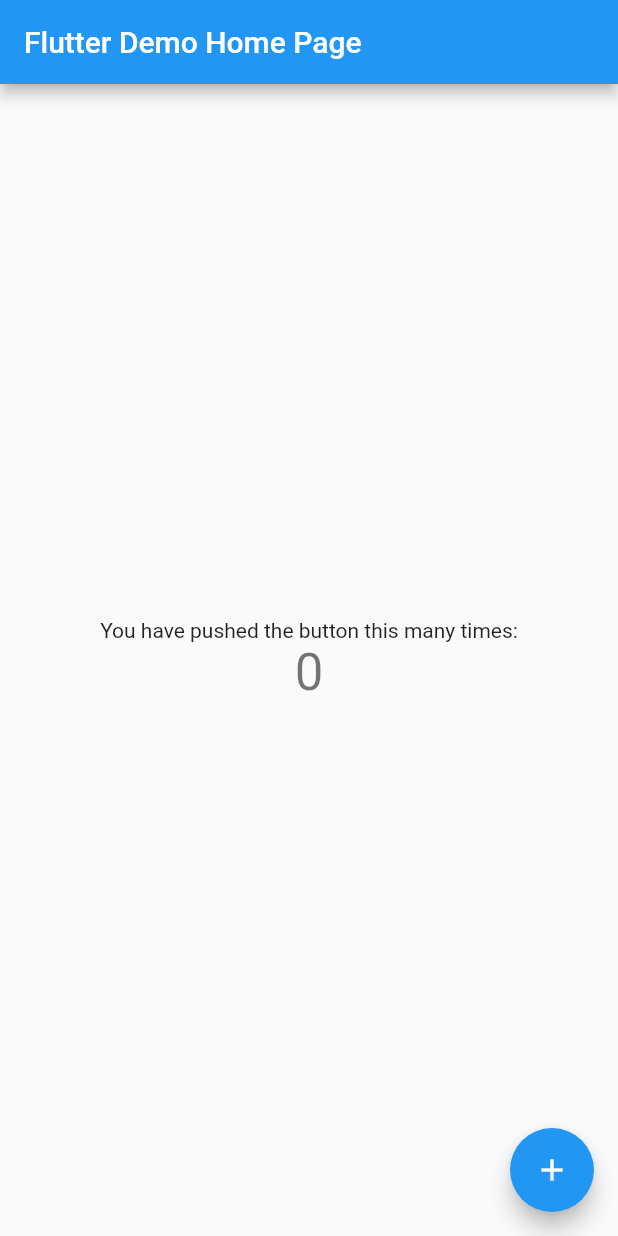
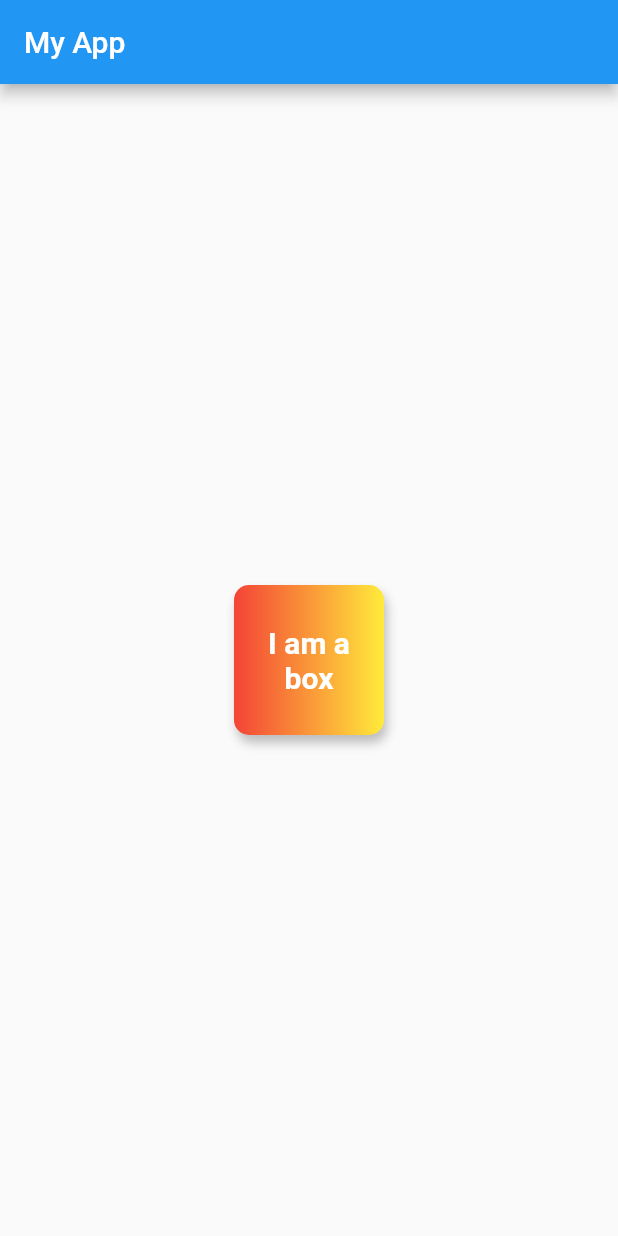
Before and after one commit to NuzhatProgga/myapp, a Flutter app: the screen it shows after launch, on a phone screen of 412 x 824 dp. Run offline on Flutter 3.47's test engine with Material 2 defaults, Android fonts, the phone set to English and light mode, and no system bars.

Commit message:
add container, design a box with text

```diff
--- a/lib/main.dart
+++ b/lib/main.dart
@@ -1,115 +1,54 @@
+// ignore_for_file: prefer_const_constructors, prefer_const_literals_to_create_immutables
+
 import 'package:flutter/material.dart';
 
 void main() {
-  runApp(const MyApp());
+  runApp(MaterialApp(
+    title: "My App",
+    home: HomePage(),
+  ));
 }
 
-class MyApp extends StatelessWidget {
-  const MyApp({Key? key}) : super(key: key);
+class HomePage extends StatelessWidget {
+  // ignore: prefer_const_constructors_in_immutables
+  HomePage({Key? key}) : super(key: key);
 
-  // This widget is the root of your application.
   @override
   Widget build(BuildContext context) {
-    return MaterialApp(
-      title: 'Flutter Demo',
-      theme: ThemeData(
-        // This is the theme of your application.
-        //
-        // Try running your application with "flutter run". You'll see the
-        // application has a blue toolbar. Then, without quitting the app, try
-        // changing the primarySwatch below to Colors.green and then invoke
-        // "hot reload" (press "r" in the console where you ran "flutter run",
-        // or simply save your changes to "hot reload" in a Flutter IDE).
-        // Notice that the counter didn't reset back to zero; the application
-        // is not restarted.
-        primarySwatch: Colors.blue,
+    return Scaffold(
+      appBar: AppBar(
+        title: Text("My App"),
       ),
-      home: const MyHomePage(title: 'Flutter Demo Home Page'),
+      body: Center(
+        child: Container(
+          padding: const EdgeInsets.all(8),
+          alignment: Alignment.center,
+          width: 100,
+          height: 100,
+          decoration: BoxDecoration(
+              borderRadius: BorderRadius.circular(10),
+              // ignore: prefer_const_literals_to_create_immutables
+              boxShadow: [
+                BoxShadow(
+                    color: Colors.grey.shade400,
+                    blurRadius: 5,
+                    offset: Offset(2.0, 5.0))
+              ],
+              color: Colors.amber,
+              gradient: LinearGradient(
+                colors: [Colors.red, Colors.yellow],
+              )),
+          child: Text(
+            "I am a box",
+            textAlign: TextAlign.center,
+            style: TextStyle(
+              color: Colors.white,
+              fontWeight: FontWeight.bold,
+              fontSize: 20,
+            ),
+          ),
+        ),
+      ),
     );
   }
 }
-
-class MyHomePage extends StatefulWidget {
-  const MyHomePage({Key? key, required this.title}) : super(key: key);
-
-  // This widget is the home page of your application. It is stateful, meaning
-  // that it has a State object (defined below) that contains fields that affect
-  // how it looks.
-
-  // This class is the configuration for the state. It holds the values (in this
-  // case the title) provided by the parent (in this case the App widget) and
-  // used by the build method of the State. Fields in a Widget subclass are
-  // always marked "final".
-
-  final String title;
-
-  @override
-  State<MyHomePage> createState() => _MyHomePageState();
-}
-
-class _MyHomePageState extends State<MyHomePage> {
-  int _counter = 0;
-
-  void _incrementCounter() {
-    setState(() {
-      // This call to setState tells the Flutter framework that something has
-      // changed in this State, which causes it to rerun the build method below
-      // so that the display can reflect the updated values. If we changed
-      // _counter without calling setState(), then the build method would not be
-      // called again, and so nothing would appear to happen.
-      _counter++;
-    });
-  }
-
-  @override
-  Widget build(BuildContext context) {
-    // This method is rerun every time setState is called, for instance as done
-    // by the _incrementCounter method above.
-    //
-    // The Flutter framework has been optimized to make rerunning build methods
-    // fast, so that you can just rebuild anything that needs updating rather
-    // than having to individually change instances of widgets.
-    return Scaffold(
-      appBar: AppBar(
-        // Here we take the value from the MyHomePage object that was created by
-        // the App.build method, and use it to set our appbar title.
-        title: Text(widget.title),
-      ),
-      body: Center(
-        // Center is a layout widget. It takes a single child and positions it
-        // in the middle of the parent.
-        child: Column(
-          // Column is also a layout widget. It takes a list of children and
-          // arranges them vertically. By default, it sizes itself to fit its
-          // children horizontally, and tries to be as tall as its parent.
-          //
-          // Invoke "debug painting" (press "p" in the console, choose the
-          // "Toggle Debug Paint" action from the Flutter Inspector in Android
-          // Studio, or the "Toggle Debug Paint" command in Visual Studio Code)
-          // to see the wireframe for each widget.
-          //
-          // Column has various properties to control how it sizes itself and
-          // how it positions its children. Here we use mainAxisAlignment to
-          // center the children vertically; the main axis here is the vertical
-          // axis because Columns are vertical (the cross axis would be
-          // horizontal).
-          mainAxisAlignment: MainAxisAlignment.center,
-          children: <Widget>[
-            const Text(
-              'You have pushed the button this many times:',
-            ),
-            Text(
-              '$_counter',
-              style: Theme.of(context).textTheme.headline4,
-            ),
-          ],
-        ),
-      ),
-      floatingActionButton: FloatingActionButton(
-        onPressed: _incrementCounter,
-        tooltip: 'Increment',
-        child: const Icon(Icons.add),
-      ), // This trailing comma makes auto-formatting nicer for build methods.
-    );
-  }
-}
```
Also changed, not shown: 1 other file.
